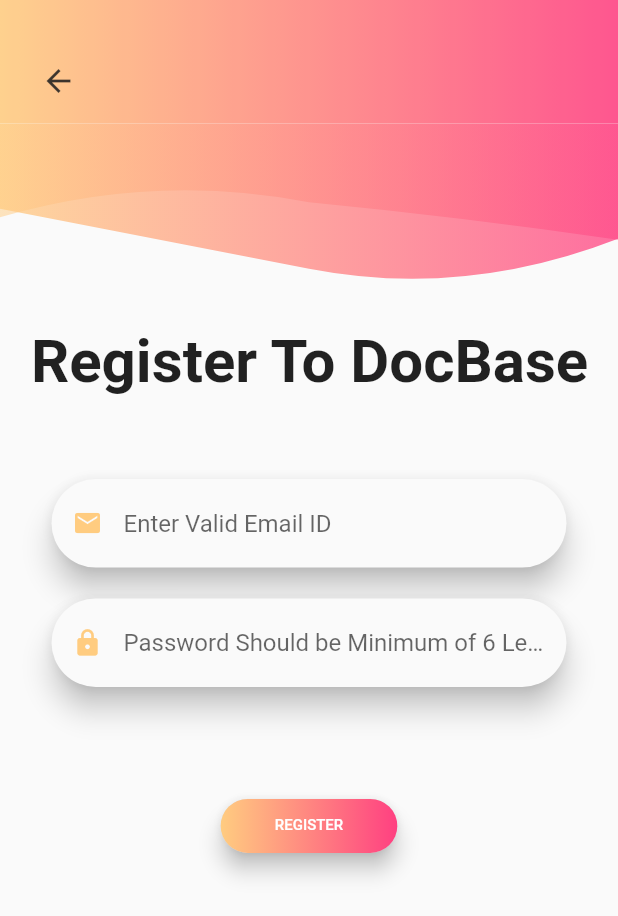
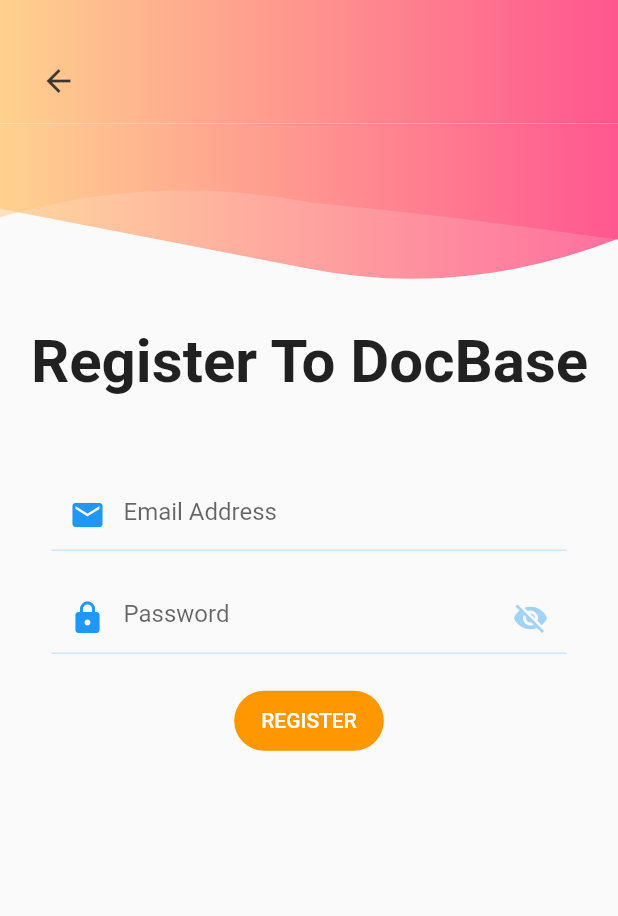
Before and after one commit to sarathkumarps/DocBase-FrontEnd-Flutter, a Flutter app: the screen it shows after launch, after a tap on "LOGIN", after a tap on "Sign up", on a phone screen of 412 x 824 dp. Shown: the top 916 px of the screen. Run offline on Flutter 3.47's test engine with Material 2 defaults, Android fonts, the phone set to English and light mode, and no system bars; our stand-ins replace dio; missing offline and left inert: dart:ffi.

```diff
--- a/lib/api/loginApi.dart
+++ b/lib/api/loginApi.dart
@@ -5,7 +5,6 @@ import 'package:dio/dio.dart';
 import 'dart:convert';
 
 import 'package:firstdemo/model/loginModel.dart';
-import 'package:flutter/cupertino.dart';
 
 class LoginApi {
   Future<LoginResponseModel> login(LoginRequestModel loginRequestModel) async {
@@ -16,11 +15,10 @@ class LoginApi {
     if (response.statusCode == 200) {
       return LoginResponseModel.fromJson((response.data)); //Was Error
     } else if (response.statusCode == 400) {
-      print("User Not Found");
-
       print(response.data);
       return LoginResponseModel.fromJson((response.data));
     } else {
+      print(DioErrorType.RESPONSE);
       return LoginResponseModel.fromJson((response.data));
     }
   }
--- a/lib/api/registerApi.dart
+++ b/lib/api/signApi.dart
@@ -1,7 +1,7 @@
 import 'package:dio/dio.dart';
 
 Dio dio = Dio();
-// var url = 'https://reqres.in/api/register';
+
 var url = 'https://reqres.in/api/register';
 
 class RegService {
--- a/lib/screen/login.dart
+++ b/lib/screen/login.dart
@@ -234,9 +234,10 @@ class _SignInScreenState extends State<SignInScreen> {
                 if (validateAndSave()) {
                   print(" Details ");
                   print(requestModel.toJson()); //Working
+
+                  LoginApi apiService = new LoginApi();
+
                   try {
-                    LoginApi apiService = new LoginApi();
-
                     apiService.login(requestModel).then(
                       (value) {
                         //Error
@@ -247,13 +248,12 @@ class _SignInScreenState extends State<SignInScreen> {
                           Navigator.push(
                             context,
                             MaterialPageRoute(
-                                builder: (context) => DoctorList()),
+                                builder: (context) =>
+                                    DoctorList()), //Can Pass value.tocken
                           );
                           print("Routing to Doctor up screen");
                         } else {
-                          SnackBar(
-                            content: Text(value.error),
-                          );
+                          print("ERROR");
                         }
                       },
                     );
--- a/lib/screen/signUp.dart
+++ b/lib/screen/signUp.dart
@@ -1,4 +1,3 @@
-import 'package:firstdemo/screen/doctorList.dart';
 import 'package:firstdemo/widgets/customShape.dart';
 import 'package:firstdemo/widgets/customappbar.dart';
 import 'package:firstdemo/widgets/responsiveWidget.dart';
@@ -25,16 +24,13 @@ class _SignUpState extends State<SignUp> {
   String rname = '';
   String rpassword = '';
   String userid = '';
-  putData(rname, rpassword) async {
-    try {
-      Response response = await Dio()
-          .post("/putData", data: {"username": 0, "password": "dev"});
-      print("response");
-      print(response.data);
-    } catch (e) {
-      print(e);
-    }
-  }
+  bool hidePassword = true;
+  // LoginRequestModel requestModel;
+  @override
+  // void initState() {
+  //   super.initState();
+  //   requestModel = new LoginRequestModel();
+  // }
 
   @override
   Widget build(BuildContext context) {
@@ -57,7 +53,6 @@ class _SignUpState extends State<SignUp> {
               regTextRow(),
               form(),
               SizedBox(height: _height / 12),
-              button(),
             ],
           ),
         ),
@@ -121,30 +116,78 @@ class _SignUpState extends State<SignUp> {
         key: _key,
         child: Column(
           children: <Widget>[
-            emailTextFormField(),
+            // emailTextFormField(),
+            new TextFormField(
+              keyboardType: TextInputType.emailAddress,
+              // onSaved: (input) => requestModel.email = input,
+              validator: (input) =>
+                  !input.contains('@') ? "Email Id should be valid" : null,
+              decoration: new InputDecoration(
+                hintText: "Email Address",
+                enabledBorder: UnderlineInputBorder(
+                    borderSide: BorderSide(
+                        color: Theme.of(context).accentColor.withOpacity(0.2))),
+                focusedBorder: UnderlineInputBorder(
+                    borderSide:
+                        BorderSide(color: Theme.of(context).accentColor)),
+                prefixIcon: Icon(
+                  Icons.email,
+                  color: Theme.of(context).accentColor,
+                ),
+              ),
+            ),
             SizedBox(height: _height / 40.0),
-            passwordTextFormField(),
+
+            new TextFormField(
+              style: TextStyle(color: Theme.of(context).accentColor),
+              keyboardType: TextInputType.text,
+              // onSaved: (input) => requestModel.password = input,
+              validator: (input) => input.length < 3
+                  ? "Password should be more than 3 characters"
+                  : null,
+              obscureText: hidePassword,
+              decoration: new InputDecoration(
+                hintText: "Password",
+                enabledBorder: UnderlineInputBorder(
+                    borderSide: BorderSide(
+                        color: Theme.of(context).accentColor.withOpacity(0.2))),
+                focusedBorder: UnderlineInputBorder(
+                    borderSide:
+                        BorderSide(color: Theme.of(context).accentColor)),
+                prefixIcon: Icon(
+                  Icons.lock,
+                  color: Theme.of(context).accentColor,
+                ),
+                suffixIcon: IconButton(
+                  onPressed: () {
+                    setState(() {
+                      // hidePassword = !hidePassword;
+                    });
+                  },
+                  color: Theme.of(context).accentColor.withOpacity(0.4),
+                  icon: Icon(
+                      hidePassword ? Icons.visibility_off : Icons.visibility),
+                ),
+              ),
+            ),
+            SizedBox(height: _height / 40.0),
+
+//submit button
+
+            FlatButton(
+              padding: EdgeInsets.symmetric(vertical: 12, horizontal: 18),
+              onPressed: () {},
+              child: Text(
+                "REGISTER",
+                style: TextStyle(color: Colors.white),
+              ),
+              color: Colors.orange,
+              shape: StadiumBorder(),
+            )
+            // passwordTextFormField()
           ],
         ),
       ),
-    );
-  }
-
-  Widget emailTextFormField() {
-    return CustomTextField(
-      keyboardType: TextInputType.emailAddress,
-      textEditingController: emailController,
-      icon: Icons.email,
-      hint: "Enter Valid Email ID",
-    );
-  }
-
-  Widget passwordTextFormField() {
-    return CustomTextFieldPass(
-      textEditingController: passwordController,
-      icon: Icons.lock,
-      obscureText: true,
-      hint: "Password Should be Minimum of 6 Letters",
     );
   }
 
@@ -183,7 +226,6 @@ class _SignUpState extends State<SignUp> {
 
           print(rname);
           print(rpassword);
-          putData(rname, rpassword);
         });
       },
       textColor: Colors.white,
```
Also changed, not shown: lib/screen/doctorList.dart (+1 -22 lines).
